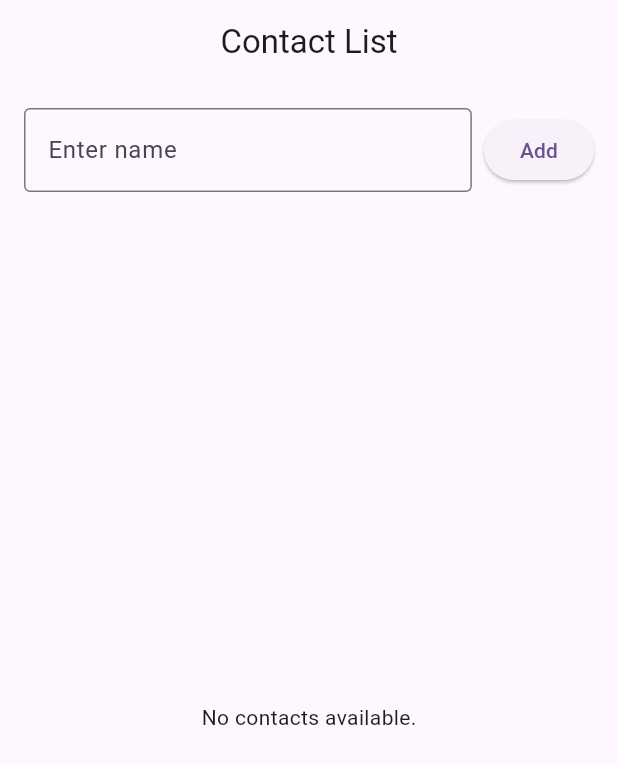
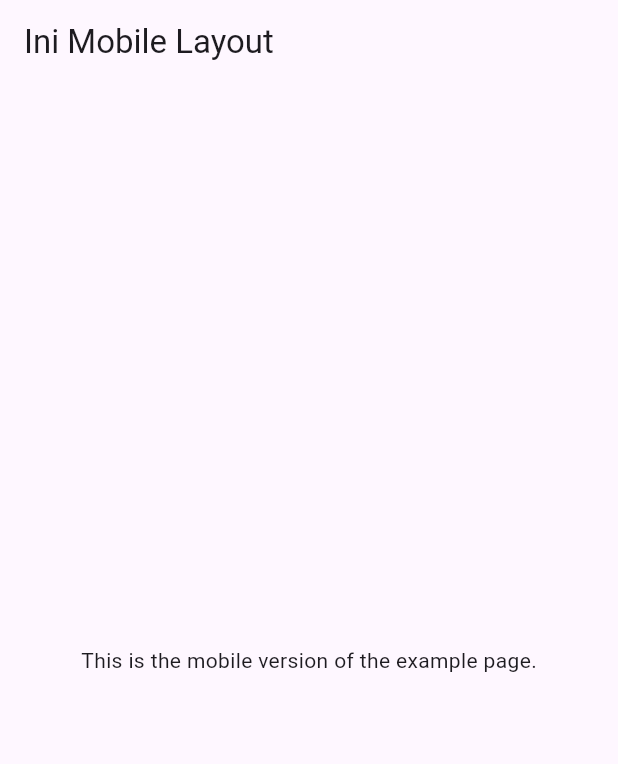
Before and after one commit to ASenoJati/latihan_11pplg2, a Flutter app: the screen it shows after launch, on a phone screen of 412 x 824 dp. Shown: the top 764 px of the screen. Run offline on Flutter 3.47's test engine with Material 3 defaults, Android fonts, the phone set to English and light mode, and no system bars; our stand-ins replace get, sqflite; accounts and stored records are empty.

Commit message:
Feat [SEN] Responsive

```diff
--- /dev/null
+++ b/lib/bindings/example_binding.dart
@@ -0,0 +1,10 @@
+import 'package:get/get.dart';
+import 'package:latihan_11pplg2/controllers/example_controller.dart';
+
+class ExampleBinding extends Bindings {
+  @override
+  void dependencies() {
+    // TODO: implement dependencies
+    Get.lazyPut<ExampleController>(() => ExampleController());
+  }
+}
--- /dev/null
+++ b/lib/controllers/example_controller.dart
@@ -0,0 +1,10 @@
+import 'package:flutter/material.dart';
+import 'package:get/get.dart';
+
+class ExampleController extends GetxController {
+  var isMobile = true.obs;
+
+  void updateLayout(BoxConstraints constraints) {
+    isMobile.value = constraints.maxWidth < 600;
+  }
+}
--- a/lib/main.dart
+++ b/lib/main.dart
@@ -18,7 +18,7 @@ class MyApp extends StatelessWidget {
       theme: ThemeData(
         colorScheme: ColorScheme.fromSeed(seedColor: Colors.deepPurple),
       ),
-      initialRoute: AppRoutes.contactPage,
+      initialRoute: AppRoutes.examplePage,
       getPages: AppPages.pages,
     );
   }
--- /dev/null
+++ b/lib/pages/example_fitur/example_mobile.dart
@@ -0,0 +1,16 @@
+import 'package:flutter/material.dart';
+import 'package:flutter/widgets.dart';
+
+class ExampleMobile extends StatelessWidget {
+  const ExampleMobile({super.key});
+
+  @override
+  Widget build(BuildContext context) {
+    return Scaffold(
+      appBar: AppBar(title: const Text('Ini Mobile Layout')),
+      body: const Center(
+        child: Text('This is the mobile version of the example page.'),
+      ),
+    );
+  }
+}
--- /dev/null
+++ b/lib/pages/example_fitur/example_widescreen.dart
@@ -0,0 +1,16 @@
+import 'package:flutter/material.dart';
+import 'package:flutter/widgets.dart';
+
+class ExampleWidescreen extends StatelessWidget {
+  const ExampleWidescreen({super.key});
+
+  @override
+  Widget build(BuildContext context) {
+    return Scaffold(
+      appBar: AppBar(title: const Text('Ini Widescreen Layout')),
+      body: const Center(
+        child: Text('This is the widescreen version of the example page.'),
+      ),
+    );
+  }
+}
--- /dev/null
+++ b/lib/pages/example_page.dart
@@ -0,0 +1,28 @@
+import 'package:flutter/material.dart';
+import 'package:flutter/widgets.dart';
+import 'package:get/get.dart';
+import 'package:latihan_11pplg2/controllers/example_controller.dart';
+import 'package:latihan_11pplg2/pages/example_fitur/example_mobile.dart';
+import 'package:latihan_11pplg2/pages/example_fitur/example_widescreen.dart';
+
+class ExamplePage extends StatelessWidget {
+  ExamplePage({super.key});
+
+  final controller = Get.find<ExampleController>();
+
+  @override
+  Widget build(BuildContext context) {
+    return Scaffold(
+      body: LayoutBuilder(
+        builder: (context, constraints) {
+          controller.updateLayout(constraints);
+          return Obx(
+            () => controller.isMobile.value
+                ? ExampleMobile()
+                : ExampleWidescreen(),
+          );
+        },
+      ),
+    );
+  }
+}
--- a/lib/routes/pages.dart
+++ b/lib/routes/pages.dart
@@ -1,9 +1,11 @@
 import 'package:get/get.dart';
 import 'package:latihan_11pplg2/bindings/calculator_binding.dart';
 import 'package:latihan_11pplg2/bindings/contact_binding.dart';
+import 'package:latihan_11pplg2/bindings/example_binding.dart';
 import 'package:latihan_11pplg2/pages/calculator_page.dart';
 import 'package:latihan_11pplg2/pages/contact_page.dart';
 import 'package:latihan_11pplg2/pages/edit_football_page.dart';
+import 'package:latihan_11pplg2/pages/example_page.dart';
 import 'package:latihan_11pplg2/pages/football_player.dart';
 import 'package:latihan_11pplg2/pages/main_page.dart';
 import 'package:latihan_11pplg2/pages/profile_page.dart';
@@ -25,5 +27,10 @@ class AppPages {
       page: () => ContactPage(),
       binding: ContactBinding(),
     ),
+    GetPage(
+      name: AppRoutes.examplePage,
+      page: () => ExamplePage(),
+      binding: ExampleBinding(),
+    ),
   ];
 }
--- a/lib/routes/routes.dart
+++ b/lib/routes/routes.dart
@@ -5,4 +5,5 @@ class AppRoutes {
   static const String profilePage = "/profile";
   static const String editFootball = "/editFootball";
   static const String contactPage = "/contact";
+  static const String examplePage = "/examplePage";
 }
```
